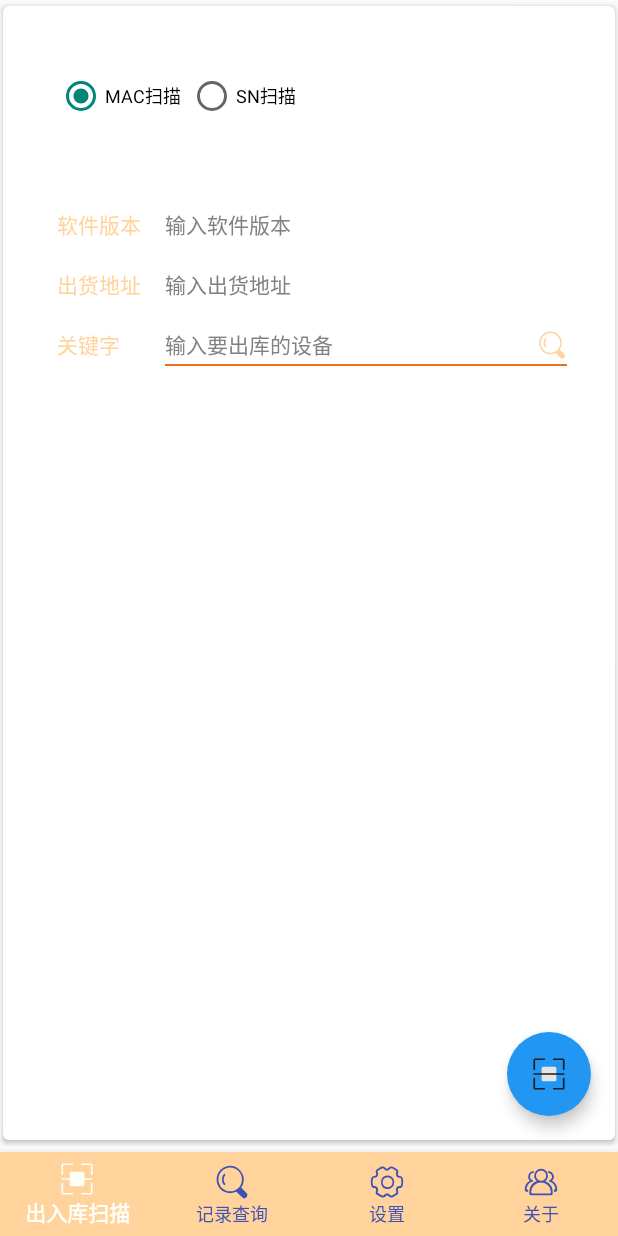
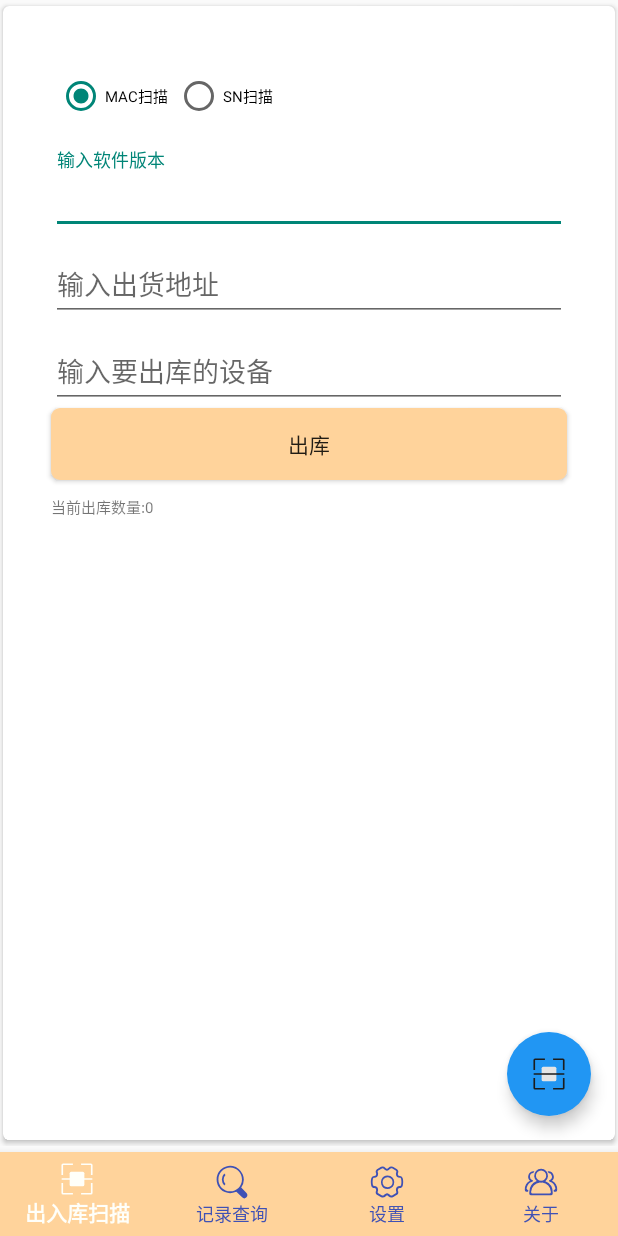
Before and after one commit to may2250/BarCodeSystem, an Android app: the ScannerFragment screen opened directly, with no data from a screen before it, on a phone screen of 412 x 824 dp. Run offline under Robolectric (Android 15) with nearby library versions, the phone set to English and light mode, and no system bars; our stand-ins replace RxJava.

Commit message:
完善出库扫码功能,添加出库错误信息列表显示

```diff
--- /dev/null
+++ b/android/app/src/main/java/barcode/along/barcode/Utils/OutboundAdapter.java
@@ -0,0 +1,37 @@
+package barcode.along.barcode.Utils;
+
+import android.content.Context;
+import android.support.annotation.NonNull;
+import android.support.annotation.Nullable;
+import android.view.LayoutInflater;
+import android.view.View;
+import android.view.ViewGroup;
+import android.widget.Adapter;
+import android.widget.ArrayAdapter;
+import android.widget.SimpleAdapter;
+import android.widget.TextView;
+
+import java.util.List;
+
+import barcode.along.barcode.R;
+import barcode.along.barcode.bean.FailedMessage;
+
+public class OutboundAdapter extends ArrayAdapter {
+    private final int resourceId;
+    public OutboundAdapter(Context context, int textViewResourceId, List<FailedMessage> objects){
+        super(context,textViewResourceId,objects);
+        resourceId = textViewResourceId;
+    }
+    @NonNull
+    @Override
+    public View getView(int position, @Nullable View convertView, @NonNull ViewGroup parent) {
+        FailedMessage message = (FailedMessage) getItem(position);
+        View view = LayoutInflater.from(getContext()).inflate(resourceId, null);//实例化一个对象
+        TextView mac = (TextView) view.findViewById(R.id.message_mac);
+        TextView info = (TextView) view.findViewById(R.id.message_info);
+        mac.setText(message.getMac());
+        info.setText(message.getDesc());
+        return view;
+
+    }
+}
--- a/android/app/src/main/java/barcode/along/barcode/fragment/ScannerFragment.java
+++ b/android/app/src/main/java/barcode/along/barcode/fragment/ScannerFragment.java
@@ -4,23 +4,20 @@ import android.content.Intent;
 import android.os.Bundle;
 import android.support.annotation.Nullable;
 import android.support.design.widget.FloatingActionButton;
-import android.support.transition.ChangeBounds;
-import android.support.transition.ChangeImageTransform;
-import android.support.transition.TransitionManager;
-import android.support.transition.TransitionSet;
 import android.support.v4.app.Fragment;
-import android.util.TypedValue;
 import android.view.LayoutInflater;
 import android.view.View;
 import android.view.ViewGroup;
+import android.widget.AdapterView;
+import android.widget.Button;
 import android.widget.EditText;
-import android.widget.ImageView;
-import android.widget.LinearLayout;
+import android.widget.ListView;
 import android.widget.RadioButton;
 import android.widget.TextView;
 
 import com.google.gson.Gson;
 
+import java.util.ArrayList;
 import java.util.List;
 
 import barcode.along.barcode.Api.ApiService;
@@ -28,12 +25,11 @@ import barcode.along.barcode.Api.HttpObserver;
 import barcode.along.barcode.CaptureActivity;
 import barcode.along.barcode.R;
 import barcode.along.barcode.Utils.App;
-import barcode.along.barcode.Utils.CommonFunc;
-import barcode.along.barcode.Utils.MessageAdapter;
+import barcode.along.barcode.Utils.OutboundAdapter;
+import barcode.along.barcode.Utils.ToastUtil;
 import barcode.along.barcode.bean.ComMessageBean;
+import barcode.along.barcode.bean.FailedMessage;
 import barcode.along.barcode.bean.HttpResult;
-import barcode.along.barcode.bean.QueryCmdBean;
-import barcode.along.barcode.bean.QueryResultBean;
 import barcode.along.barcode.bean.TBodyBean;
 import io.reactivex.disposables.Disposable;
 
@@ -43,11 +39,16 @@ import static android.app.Activity.RESULT_OK;
 public class ScannerFragment extends Fragment {
     private View view;
     private RadioButton mscRb;
-    private ImageView btnsearch;
+    private Button btnsearch;
     private EditText txt_key;
     private EditText txt_softversion;
+    ListView listView;
+    OutboundAdapter adapter;
     private EditText txt_dst;
+    private TextView txt_count;
     private FloatingActionButton fabtn;
+    private List<FailedMessage> messageList = new ArrayList<FailedMessage>();
+    private int b_count = 0;
     public static ScannerFragment newInstance() {
         return new ScannerFragment();
     }
@@ -67,15 +68,25 @@ public class ScannerFragment extends Fragment {
     public void onActivityCreated(@Nullable Bundle savedInstanceState) {
         super.onActivityCreated(savedInstanceState);
         mscRb = (RadioButton) view.findViewById(R.id.sc_mac);
-        btnsearch = (ImageView) view.findViewById(R.id.btn_search);
+        btnsearch = (Button) view.findViewById(R.id.btn_search);
         txt_key = (EditText) view.findViewById(R.id.et_key);
         txt_softversion = (EditText) view.findViewById(R.id.et_softversion);
         txt_dst = (EditText) view.findViewById(R.id.et_dst);
+        txt_count = (TextView) view.findViewById(R.id.outbound_count);
         fabtn = (FloatingActionButton) view.findViewById(R.id.fab);
+
+        adapter = new OutboundAdapter(App.INSTANCE, R.layout.oubound_failed_item, messageList);
+        listView = (ListView) view.findViewById(R.id.list_view);
+        listView.setAdapter(adapter);
+
 
         btnsearch.setOnClickListener(new View.OnClickListener(){
             @Override
             public void onClick(View view) {
+                if(txt_key.getText().length() < 5){
+                    ToastUtil.showShort("先输入设备信息...");
+                    return;
+                }
                 String str = "";
                 if(mscRb.isChecked()){
                     str = "mac|"+ txt_key.getText() + "|"+ txt_softversion.getText() + "|" + txt_dst.getText();
@@ -92,6 +103,16 @@ public class ScannerFragment extends Fragment {
                 Intent intent = new Intent(App.INSTANCE, CaptureActivity.class);
                 startActivityForResult(intent,0);
 
+            }
+        });
+
+        listView.setOnItemLongClickListener(new AdapterView.OnItemLongClickListener() {
+            @Override
+            public boolean onItemLongClick(AdapterView<?> adapterView, View view, int i, long l) {
+                //长按删除所有数据
+                messageList.clear();
+                adapter.notifyDataSetChanged();
+                return false;
             }
         });
     }
@@ -125,7 +146,16 @@ public class ScannerFragment extends Fragment {
             @Override
             public void onNext(HttpResult resultBean) {
                 if(resultBean.status != 0){
+                    FailedMessage message = new FailedMessage();
+                    message.setMac(gson.fromJson(resultBean.data.toString(),ComMessageBean.class).getMac());
+                    message.setDesc(resultBean.errinfo);
+                    messageList.add(message);
+                    adapter.notifyDataSetChanged();
 
+                }else{
+                    txt_key.setText("");
+                    b_count++;
+                    txt_count.setText("当前出库数量:" + b_count);
                 }
             }
 
--- a/android/app/src/main/res/layout/fragment_scanner.xml
+++ b/android/app/src/main/res/layout/fragment_scanner.xml
@@ -26,7 +26,7 @@
             <LinearLayout
                 android:orientation="vertical"
                 android:layout_width="match_parent"
-                android:layout_height="wrap_content"
+                android:layout_height="match_parent"
                 android:layout_marginBottom="@dimen/margin_tiny">
 
                 <RelativeLayout
@@ -47,14 +47,14 @@
                             android:layout_width="wrap_content"
                             android:layout_height="wrap_content"
                             android:text="MAC扫描"
-                            android:textSize="@dimen/text_size_small"
+                            android:textSize="@dimen/text_size_tiny"
                             android:checked="true"
                             android:id="@+id/sc_mac"/>
                         <RadioButton
                             android:layout_width="wrap_content"
                             android:layout_height="wrap_content"
                             android:text="SN扫描"
-                            android:textSize="@dimen/text_size_small"
+                            android:textSize="@dimen/text_size_tiny"
                             android:layout_toRightOf="@+id/sc_mac"
                             android:layout_marginLeft="@dimen/margin_tiny"
                             android:id="@+id/sc_sn"/>
@@ -62,126 +62,90 @@
 
                 </RelativeLayout>
 
-                <RelativeLayout
-                    android:id="@+id/lay_softversion"
+                <android.support.design.widget.TextInputLayout
+                    android:id="@+id/til_softversion"
                     android:layout_width="match_parent"
-                    android:layout_height="@dimen/dp_80"
+                    android:layout_height="wrap_content"
                     android:layout_marginLeft="@dimen/margin_large"
-                    android:layout_marginRight="@dimen/margin_large">
-                    <TextView
-                        android:id="@+id/info_softversion"
-                        android:layout_width="@dimen/dp_60"
-                        android:layout_height="wrap_content"
-                        android:layout_alignParentBottom="true"
-                        android:layout_marginBottom="@dimen/margin_tiny"
-                        android:layout_marginLeft="@dimen/margin_tiny"
-                        android:textColor="@color/orange_light"
-                        android:text="@string/softkey"/>
+                    android:layout_marginRight="@dimen/margin_large"
+                    android:layout_alignParentBottom="true"
+                    android:layout_marginTop="@dimen/dp_16">
 
-                    <EditText
+                    <android.support.design.widget.TextInputEditText
                         android:id="@+id/et_softversion"
                         android:layout_width="match_parent"
                         android:layout_height="wrap_content"
-                        android:layout_alignParentBottom="true"
-                        android:layout_gravity="center"
-                        android:layout_marginLeft="@dimen/margin_normal"
-                        android:layout_marginBottom="@dimen/margin_tiny"
-                        android:layout_toRightOf="@+id/info_softversion"
-                        android:background="@null"
-                        android:hint="@string/tip_softversion"
-                        android:maxLines="1"
-                        android:textColor="@android:color/black"
-                        android:textColorHint="@color/tv_gray_deep"
-                        android:textSize="@dimen/text_size_normal"/>
+                        android:drawablePadding="@dimen/dp_4"
+                        android:gravity="center_vertical"
+                        android:hint="@string/tip_softversion"/>
 
-                </RelativeLayout>
+                </android.support.design.widget.TextInputLayout>
 
-                <RelativeLayout
-                    android:id="@+id/lay_desition"
+                <android.support.design.widget.TextInputLayout
+                    android:id="@+id/til_desition"
                     android:layout_width="match_parent"
-                    android:layout_height="@dimen/dp_40"
+                    android:layout_height="wrap_content"
                     android:layout_marginLeft="@dimen/margin_large"
-                    android:layout_marginRight="@dimen/margin_large">
-                    <TextView
-                        android:id="@+id/info_desition"
-                        android:layout_width="@dimen/dp_60"
-                        android:layout_height="wrap_content"
-                        android:layout_alignParentBottom="true"
-                        android:layout_marginBottom="@dimen/margin_tiny"
-                        android:layout_marginLeft="@dimen/margin_tiny"
-                        android:textColor="@color/orange_light"
-                        android:text="@string/dstkey"/>
+                    android:layout_marginRight="@dimen/margin_large"
+                    android:layout_alignParentBottom="true"
+                    android:layout_marginTop="@dimen/dp_2">
 
-                    <EditText
+                    <android.support.design.widget.TextInputEditText
                         android:id="@+id/et_dst"
                         android:layout_width="match_parent"
                         android:layout_height="wrap_content"
-                        android:layout_alignParentBottom="true"
-                        android:layout_gravity="center"
-                        android:layout_marginLeft="@dimen/margin_normal"
-                        android:layout_marginBottom="@dimen/margin_tiny"
-                        android:layout_toRightOf="@+id/info_desition"
-                        android:background="@null"
-                        android:hint="@string/tip_dstkey"
-                        android:maxLines="1"
-                        android:textColor="@android:color/black"
-                        android:textColorHint="@color/tv_gray_deep"
-                        android:textSize="@dimen/text_size_normal"/>
+                        android:drawablePadding="@dimen/dp_4"
+                        android:gravity="center_vertical"
+                        android:hint="@string/tip_dstkey"/>
 
-                </RelativeLayout>
+                </android.support.design.widget.TextInputLayout>
 
-                <RelativeLayout
-                    android:id="@+id/lay_scanner"
+                <android.support.design.widget.TextInputLayout
+                    android:id="@+id/til_key"
                     android:layout_width="match_parent"
-                    android:layout_height="@dimen/dp_40"
+                    android:layout_height="wrap_content"
                     android:layout_marginLeft="@dimen/margin_large"
-                    android:layout_marginRight="@dimen/margin_large">
-                    <TextView
-                        android:id="@+id/info_text"
-                        android:layout_width="@dimen/dp_60"
-                        android:layout_height="wrap_content"
-                        android:layout_alignParentBottom="true"
-                        android:layout_marginBottom="@dimen/margin_tiny"
-                        android:layout_marginLeft="@dimen/margin_tiny"
-                        android:textColor="@color/orange_light"
-                        android:text="@string/searchkey"/>
+                    android:layout_marginRight="@dimen/margin_large"
+                    android:layout_alignParentBottom="true"
+                    android:layout_marginTop="@dimen/dp_2">
 
-                    <EditText
+                    <android.support.design.widget.TextInputEditText
                         android:id="@+id/et_key"
                         android:layout_width="match_parent"
                         android:layout_height="wrap_content"
-                        android:layout_alignParentBottom="true"
-                        android:layout_gravity="center"
-                        android:layout_marginLeft="@dimen/margin_normal"
-                        android:layout_marginBottom="@dimen/margin_tiny"
-                        android:layout_toRightOf="@+id/info_text"
-                        android:background="@null"
-                        android:hint="@string/tip_scannerkey"
-                        android:maxLines="1"
-                        android:textColor="@android:color/black"
-                        android:textColorHint="@color/tv_gray_deep"
-                        android:textSize="@dimen/text_size_normal"/>
+                        android:drawablePadding="@dimen/dp_4"
+                        android:gravity="center_vertical"
+                        android:hint="@string/tip_scannerkey"/>
 
-                    <ImageView
-                        android:id="@+id/btn_search"
-                        android:layout_width="@dimen/dp_20"
-                        android:layout_height="@dimen/dp_20"
-                        android:layout_marginBottom="@dimen/margin_tiny"
-                        android:src="@drawable/search_l"
-                        android:layout_alignParentBottom="true"
-                        android:layout_alignParentRight="true"
-                        android:scaleType="fitXY"
-                        />
+                </android.support.design.widget.TextInputLayout>
 
-                    <View
-                        android:layout_width="match_parent"
-                        android:layout_height="@dimen/line_height"
-                        android:layout_alignParentBottom="true"
-                        android:layout_marginLeft="@dimen/margin_normal"
-                        android:layout_toRightOf="@+id/info_text"
-                        android:background="@color/orange_main"/>
+                <Button
+                    android:id="@+id/btn_search"
+                    android:layout_width="match_parent"
+                    android:layout_height="wrap_content"
+                    android:layout_marginLeft="@dimen/margin_large"
+                    android:layout_marginRight="@dimen/margin_large"
+                    android:background="@drawable/btn_orange_selector"
+                    android:text="出库" />
 
-                </RelativeLayout>
+                <TextView
+                    android:id="@+id/outbound_count"
+                    android:layout_width="match_parent"
+                    android:layout_height="wrap_content"
+                    android:layout_marginLeft="@dimen/margin_large"
+                    android:layout_marginRight="@dimen/margin_large"
+                    android:layout_marginTop="@dimen/dp_10"
+                    android:textSize="@dimen/dp_10"
+                    android:layout_gravity="bottom"
+                    android:text="当前出库数量:0"/>
+
+                <ListView
+                    android:layout_width="match_parent"
+                    android:layout_height="match_parent"
+                    android:layout_marginLeft="@dimen/margin_large"
+                    android:layout_marginRight="@dimen/margin_large"
+                    android:id="@+id/list_view" />
+
 
             </LinearLayout>
 
@@ -201,7 +165,5 @@
 
         </android.support.v7.widget.CardView>
 
-
-
     </LinearLayout>
 </android.support.constraint.ConstraintLayout>
```
Also changed, not shown: android/app/src/main/java/barcode/along/barcode/bean/FailedMessage.java (added, +23 -0 lines), android/app/src/main/java/barcode/along/barcode/bean/TBodyBean.java (added, +43 -0 lines), android/app/src/main/res/layout/oubound_failed_item.xml (added, +26 -0 lines), android/app/src/main/res/drawable-hdpi/ic_local_shipping_indigo_500_24dp.png (added), android/app/src/main/res/drawable-mdpi/ic_local_shipping_indigo_500_24dp.png (added), android/app/src/main/res/drawable-xhdpi/ic_local_shipping_indigo_500_24dp.png (added), android/app/src/main/res/drawable-xxhdpi/ic_local_shipping_indigo_500_24dp.png (added), android/app/src/main/res/drawable-xxxhdpi/ic_local_shipping_indigo_500_24dp.png (added).
